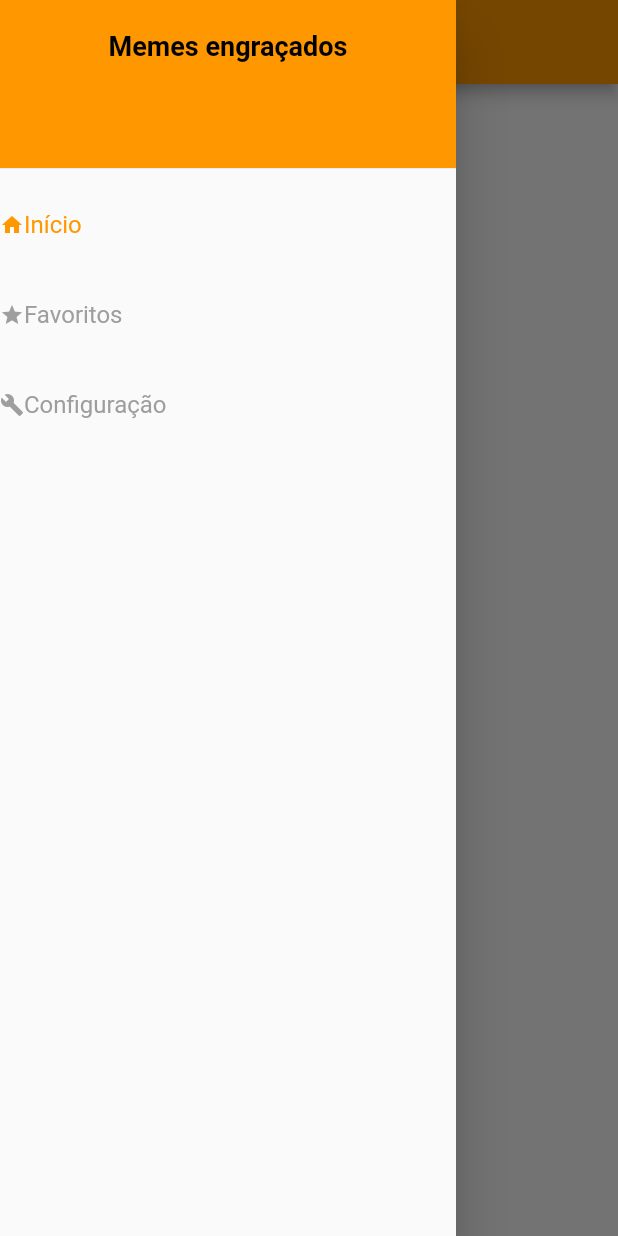
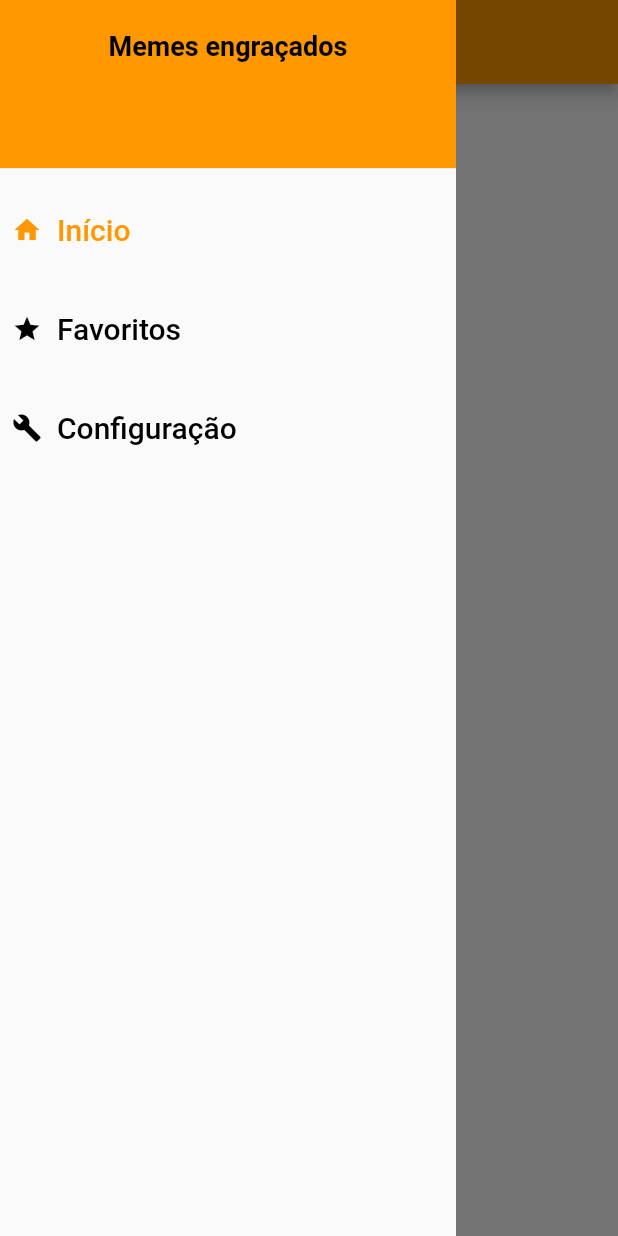
Before and after one commit to MarceloJCorrea/CursoFlutter, a Flutter app: the screen it shows after launch, with the side drawer open, on a phone screen of 412 x 824 dp. Run offline on Flutter 3.47's test engine with Material 2 defaults, Android fonts, the phone set to English and light mode, and no system bars; our stand-ins replace brasil_fields, carousel_pro, cloud_firestore, firebase_auth, firebase_core, firebase_storage and 13 more; missing offline and left inert: bloc_pattern; accounts and stored records are empty; generated files the repository leaves out were written again.

```diff
--- /dev/null
+++ b/memes_engracados/lib/data/images_data.dart
@@ -0,0 +1,24 @@
+import 'package:cloud_firestore/cloud_firestore.dart';
+
+class ImagesData{
+
+  String category;
+  String id;
+  String imgUrl;
+  ImagesData imagesData;
+
+  ImagesData.fromDocument(DocumentSnapshot snapshot){
+    category = snapshot.data()['categoryId'];
+    id = snapshot.data()['imageId'];
+    imgUrl = snapshot.data()['imgUrl'];
+  }
+
+  Map<String, dynamic> toMap(){//armazena os dados da imagem no banco de dados
+    return {
+      'category': category,
+      'ImageId': id,
+      'ImagUrl': imgUrl,
+      'imagesData': imagesData,
+    };
+  }
+}
--- a/memes_engracados/lib/drawer/custom_drawer.dart
+++ b/memes_engracados/lib/drawer/custom_drawer.dart
@@ -11,6 +11,7 @@ class CustomDrawer extends StatelessWidget {
   Widget build(BuildContext context) {
 
     return Drawer(
+    elevation: 0,
     child: Stack(
       children: [
         ListView(
@@ -18,7 +19,7 @@ class CustomDrawer extends StatelessWidget {
           children: <Widget>[
             Container(
               height: 120,
-              width: 30,
+              width: 20,
               child: DrawerHeader(
                 padding: EdgeInsets.all(20),
                 child: Text('Memes engraçados',
@@ -33,38 +34,6 @@ class CustomDrawer extends StatelessWidget {
             DrawerTile(Icons.home, 'Início', pageController, 0),
             DrawerTile(Icons.star, 'Favoritos', pageController, 1),
             DrawerTile(Icons.build, 'Configuração', pageController, 2),
-
-            /*ListTile(
-                leading: Icon(Icons.home),
-                trailing: Icon(Icons.play_arrow),
-                title: Text('Início', style: TextStyle(color: Colors.black, fontSize: 18, fontWeight: FontWeight.bold),),
-                onTap: (){
-                  Navigator.of(context).push(MaterialPageRoute(
-                      builder: (_) => HomeScreen())
-                  );
-                },
-              ),
-              ListTile(
-                leading: Icon(Icons.star),
-                trailing: Icon(Icons.play_arrow),
-                title: Text('Favoritos', style: TextStyle(color: Colors.black, fontSize: 18, fontWeight: FontWeight.bold),),
-                onTap: (){
-                  Navigator.of(context).push(MaterialPageRoute(
-                      builder: (_) => FavoriteTab())
-                  );
-                },
-              ),
-              Divider(color: Colors.grey,),
-              ListTile(
-                 leading: Icon(Icons.build),
-                 trailing: Icon(Icons.play_arrow),
-                 title: Text('Configuração', style: TextStyle(color: Colors.black, fontSize: 18, fontWeight: FontWeight.bold),),
-                 onTap: (){
-                   Navigator.of(context).push(MaterialPageRoute(
-                       builder: (_) => ConfigurationTab())
-                   );
-                 },
-               ),*/
           ],
         ),
       ],
--- a/memes_engracados/lib/tabs/favorite_tab.dart
+++ b/memes_engracados/lib/tabs/favorite_tab.dart
@@ -10,7 +10,9 @@ class _FavoriteTabState extends State<FavoriteTab> {
   Widget build(BuildContext context) {
     return Container(
       alignment: Alignment.center,
-      child: Text('Você ainda não possui favoritos', style: TextStyle(color: Colors.black, fontSize: 18, fontWeight: FontWeight.bold),),
+      child: Text('Você ainda não possui favoritos',
+        style: TextStyle(color: Colors.black, fontSize: 20, fontWeight: FontWeight.w500),
+      ),
     );
   }
 }
--- a/memes_engracados/lib/tabs/home_tab.dart
+++ b/memes_engracados/lib/tabs/home_tab.dart
@@ -4,6 +4,7 @@ import 'package:memesengracados/tabs/configuration_tab.dart';
 import 'package:memesengracados/tabs/favorite_tab.dart';
 import 'package:transparent_image/transparent_image.dart';
 import 'package:memesengracados/drawer/custom_drawer.dart';
+import 'package:memesengracados/models/images_model.dart';
 
 class HomeTab extends StatefulWidget {
   @override
@@ -14,6 +15,7 @@ class _HomeTabState extends State<HomeTab> {
 
   bool favorite  = false;
   final _pageController = PageController();
+  ImagesModel imagesModel;
 
   @override
   Widget build(BuildContext context) {
@@ -29,12 +31,7 @@ class _HomeTabState extends State<HomeTab> {
           ),
           body: ListView(
             children: [
-              FutureBuilder<QuerySnapshot>(
-                  future: FirebaseFirestore.instance.collection('images').orderBy('id').get(),
-                  builder: (context, snapshot){
-                    return getImages();
-                  }
-              )
+              getImages()
             ],
           ),
         ),
@@ -52,15 +49,31 @@ class _HomeTabState extends State<HomeTab> {
     );
   }
 
-  FutureBuilder getImages(){
+  FutureBuilder getImages() {
     return FutureBuilder<QuerySnapshot>(
-        future: FirebaseFirestore.instance.collection('images').orderBy('id').get(),
+        future: FirebaseFirestore.instance.collection('images').orderBy('imageId').get(),
         builder: (context, snapshot){
           if(!snapshot.hasData) {
-            return Center(child: CircularProgressIndicator(),);
+            return Container(
+              height: 500.0,
+              alignment: Alignment.center,
+              child: CircularProgressIndicator(
+                valueColor: AlwaysStoppedAnimation<Color>(Colors.black),
+              ),
+            );
           }
-          return Column(
-            children: snapshot.data.docs.map(
+          else if (snapshot.hasError){
+            return Container(
+              alignment: Alignment.center,
+              height: 500,
+              padding: EdgeInsets.all(10),
+              child: Text('Não encontrado nenhuma meme, tente novamente!',
+                style: TextStyle(color: Colors.black, fontSize: 20, fontWeight: FontWeight.w500),),
+            );
+          }
+          else {
+            return Column(
+              children: snapshot.data.docs.map(
                       (doc) {
                     return Padding(
                       padding: const EdgeInsets.all(8.0),
@@ -75,16 +88,18 @@ class _HomeTabState extends State<HomeTab> {
                             mainAxisAlignment: MainAxisAlignment.spaceEvenly,
                             children: <Widget>[
                               IconButton(
-                                onPressed: (){},
+                                onPressed: () {},
                                 icon: Icon(Icons.share),
                               ),
                               IconButton(
-                                onPressed: (){},
+                                onPressed: () {},
                                 icon: Icon(Icons.file_download),
                               ),
                               IconButton(
                                 onPressed: setFavorite,
-                                icon: favorite == false ? Icon(Icons.favorite_border) : Icon(Icons.favorite),
+                                icon: favorite == false ? Icon(
+                                    Icons.favorite_border) : Icon(
+                                    Icons.favorite),
                               )
                             ],
                           )
@@ -92,17 +107,20 @@ class _HomeTabState extends State<HomeTab> {
                       ),
                     );
                   }).toList(),
-          );
+            );
+          }
         }
     );
   }
 
   void setFavorite (){
     setState((){
-      if(favorite == false)
+      if(favorite == false){
         favorite = true;
-      else
+        print (favorite);}
+      else{
         favorite = false;
+        print (favorite);}
     });
   }
 }
--- a/memes_engracados/lib/tiles/drawer_tile.dart
+++ b/memes_engracados/lib/tiles/drawer_tile.dart
@@ -18,26 +18,31 @@ class DrawerTile extends StatelessWidget {
           Navigator.of(context).pop();
           controller.jumpToPage(page);
         },
+        child: Padding(
+          padding: const EdgeInsets.all(8.0),
           child: Container(
-          height: 60.0,
+            height: 50.0,
             child: Row(
               children: [
                 Icon(
                   icon,
-                size: 16.0,
-                color: controller.page == page? Theme.of(context).primaryColor : Colors.grey,
+                  size: 20.0,
+                  color: controller.page == page? Theme.of(context).primaryColor : Colors.black,
                 ),
+                Padding(padding: EdgeInsets.only(left: 10)),
                 Text(
                   text,
                   style: TextStyle(
-                  fontSize: 16.0,
-                  color: controller.page == page? Theme.of(context).primaryColor : Colors.grey,
+                    fontSize: 20.0,
+                    fontWeight: FontWeight.w500,
+                    color: controller.page == page? Theme.of(context).primaryColor : Colors.black,
                   ),
                 )
               ],
             ),
           ),
         ),
+      ),
     );
   }
 }
--- a/memes_engracados/pubspec.yaml
+++ b/memes_engracados/pubspec.yaml
@@ -28,11 +28,12 @@ dependencies:
   # The following adds the Cupertino Icons font to your application.
   # Use with the CupertinoIcons class for iOS style icons.
   cupertino_icons: ^0.1.3
-  cloud_firestore: ^0.14.1+3
+  cloud_firestore: ^0.14.4
   firebase_storage: ^4.0.1
   scoped_model: ^1.1.0
   transparent_image: ^1.0.0
   flutter_staggered_grid_view: ^0.3.2
+  firebase_auth: ^0.18.4+1
 
 dev_dependencies:
   flutter_test:
```
Also changed, not shown: memes_engracados/lib/data/memes_data.dart (deleted, +0 -15 lines), memes_engracados/lib/models/images_model.dart (added, +49 -0 lines), memes_engracados/lib/models/memes_model.dart (deleted, +0 -23 lines), memes_engracados/lib/models/user_model.dart (added, +116 -0 lines), memes_engracados/pubspec.lock. Lines whose indentation alone changed are shown as unchanged.
